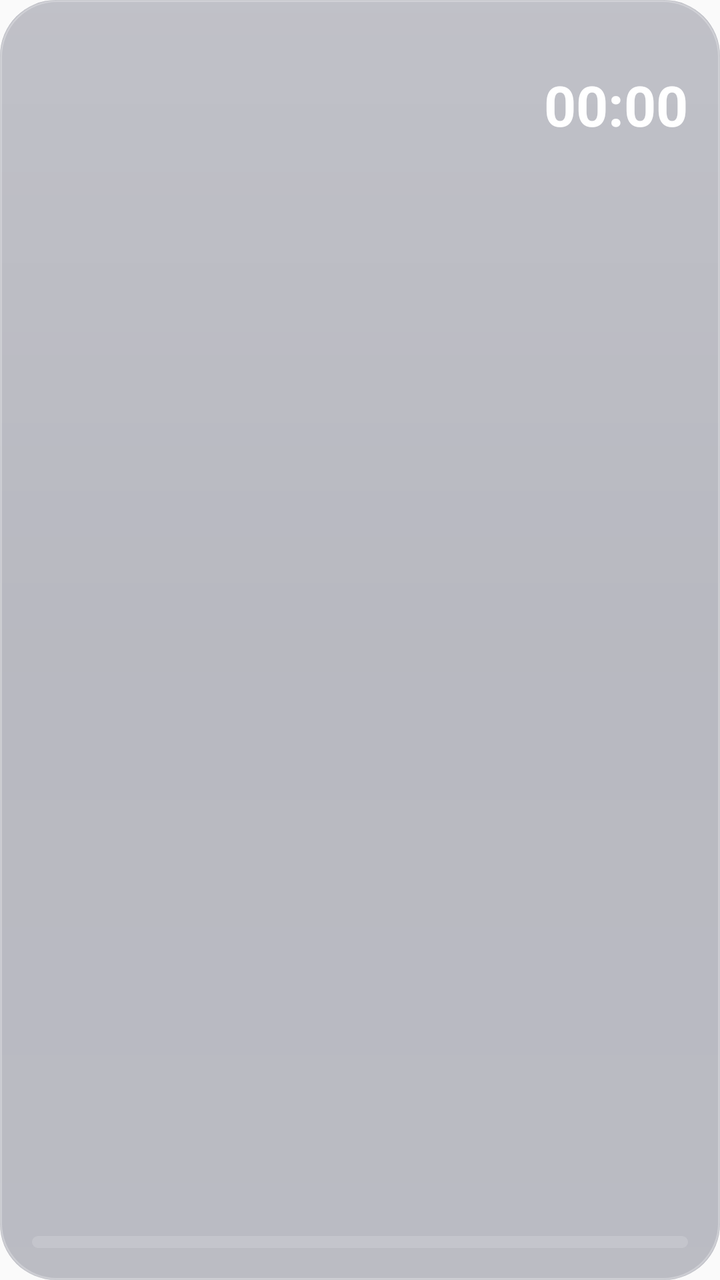
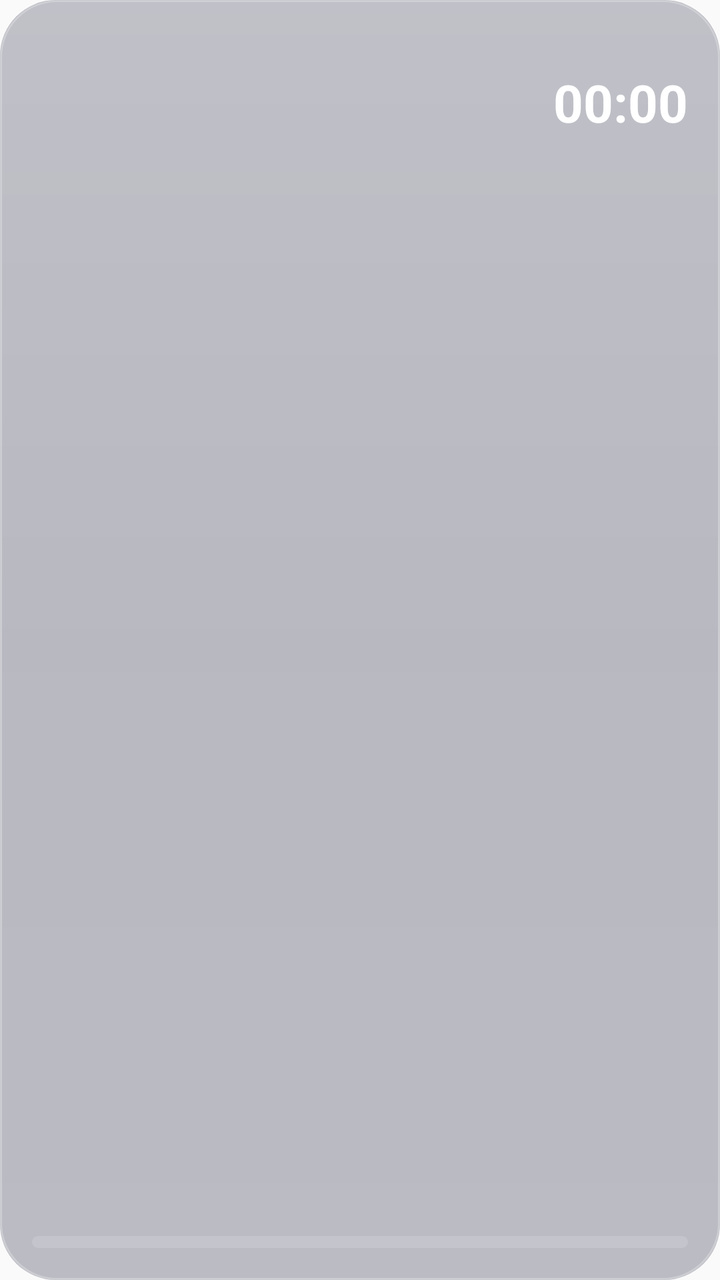

Screens rendered from an Android XML layout before and after an edit, with the pre-edit source and the edit as a unified diff.
<!-- AndroidManifest.xml: application theme AppTheme -->
<!-- res/layout/widget_pday.xml -->
<?xml version="1.0" encoding="utf-8"?>
<LinearLayout xmlns:android="http://schemas.android.com/apk/res/android" android:id="@+id/w_root" android:layout_width="match_parent" android:layout_height="match_parent"
    android:orientation="vertical" android:padding="16dp"  android:background="@drawable/wbg_glass_3_2">

    <LinearLayout android:layout_width="match_parent" android:layout_height="wrap_content" android:orientation="horizontal" android:gravity="center_vertical">
        <LinearLayout android:layout_width="0dp" android:layout_weight="1" android:layout_height="wrap_content" android:orientation="vertical">
            <TextView android:id="@+id/w_pd_date" android:layout_width="wrap_content" android:layout_height="wrap_content" android:text="" android:textColor="#FFFFFFFF" android:textSize="17sp" android:textStyle="bold" android:maxLines="1" android:ellipsize="end" android:textDirection="firstStrong" />
            <TextView android:id="@+id/w_pd_hijri" android:layout_width="wrap_content" android:layout_height="wrap_content" android:text="" android:textColor="#B3FFFFFF" android:textSize="13sp" android:maxLines="1" android:ellipsize="end" android:textDirection="firstStrong" android:layout_marginTop="2dp"/>
        </LinearLayout>
        <LinearLayout android:layout_width="wrap_content" android:layout_height="wrap_content" android:orientation="vertical" android:gravity="end" android:layout_marginStart="10dp">
            <TextView android:id="@+id/w_pd_next" android:layout_width="wrap_content" android:layout_height="wrap_content" android:text="" android:textColor="#FFFBBF24" android:textSize="13sp" android:textStyle="bold" android:maxLines="1" android:ellipsize="end" android:textDirection="firstStrong" />
            <Chronometer android:id="@+id/w_pd_cd" android:layout_width="wrap_content" android:layout_height="wrap_content" android:textColor="#FFFFFFFF" android:textSize="28sp" android:textStyle="bold"/>
        </LinearLayout>
    </LinearLayout>
    <View android:layout_width="match_parent" android:layout_height="0dp" android:layout_weight="1" android:minHeight="6dp"/>
    <LinearLayout android:layout_width="match_parent" android:layout_height="wrap_content" android:orientation="horizontal">
        <LinearLayout android:id="@+id/w_p0" android:layout_width="0dp" android:layout_weight="1" android:layout_height="wrap_content" android:orientation="vertical" android:gravity="center" android:paddingTop="8dp" android:paddingBottom="8dp" android:layout_marginStart="2dp" android:layout_marginEnd="2dp">
            <TextView android:id="@+id/w_p0_n" android:layout_width="match_parent" android:layout_height="wrap_content" android:gravity="center" android:text="" android:textColor="#CCFFFFFF" android:textSize="13sp" android:maxLines="1" android:autoSizeTextType="uniform" android:autoSizeMinTextSize="9sp" android:autoSizeMaxTextSize="13sp"/>
            <TextView android:id="@+id/w_p0_t" android:layout_width="match_parent" android:layout_height="wrap_content" android:gravity="center" android:layout_marginTop="3dp" android:text="" android:textColor="#FFFFFFFF" android:textSize="16sp" android:textStyle="bold" android:maxLines="1" android:autoSizeTextType="uniform" android:autoSizeMinTextSize="10sp" android:autoSizeMaxTextSize="16sp"/>
        </LinearLayout>
        <LinearLayout android:id="@+id/w_p1" android:layout_width="0dp" android:layout_weight="1" android:layout_height="wrap_content" android:orientation="vertical" android:gravity="center" android:paddingTop="8dp" android:paddingBottom="8dp" android:layout_marginStart="2dp" android:layout_marginEnd="2dp">
            <TextView android:id="@+id/w_p1_n" android:layout_width="match_parent" android:layout_height="wrap_content" android:gravity="center" android:text="" android:textColor="#CCFFFFFF" android:textSize="13sp" android:maxLines="1" android:autoSizeTextType="uniform" android:autoSizeMinTextSize="9sp" android:autoSizeMaxTextSize="13sp"/>
            <TextView android:id="@+id/w_p1_t" android:layout_width="match_parent" android:layout_height="wrap_content" android:gravity="center" android:layout_marginTop="3dp" android:text="" android:textColor="#FFFFFFFF" android:textSize="16sp" android:textStyle="bold" android:maxLines="1" android:autoSizeTextType="uniform" android:autoSizeMinTextSize="10sp" android:autoSizeMaxTextSize="16sp"/>
        </LinearLayout>
        <LinearLayout android:id="@+id/w_p2" android:layout_width="0dp" android:layout_weight="1" android:layout_height="wrap_content" android:orientation="vertical" android:gravity="center" android:paddingTop="8dp" android:paddingBottom="8dp" android:layout_marginStart="2dp" android:layout_marginEnd="2dp">
            <TextView android:id="@+id/w_p2_n" android:layout_width="match_parent" android:layout_height="wrap_content" android:gravity="center" android:text="" android:textColor="#CCFFFFFF" android:textSize="13sp" android:maxLines="1" android:autoSizeTextType="uniform" android:autoSizeMinTextSize="9sp" android:autoSizeMaxTextSize="13sp"/>
            <TextView android:id="@+id/w_p2_t" android:layout_width="match_parent" android:layout_height="wrap_content" android:gravity="center" android:layout_marginTop="3dp" android:text="" android:textColor="#FFFFFFFF" android:textSize="16sp" android:textStyle="bold" android:maxLines="1" android:autoSizeTextType="uniform" android:autoSizeMinTextSize="10sp" android:autoSizeMaxTextSize="16sp"/>
        </LinearLayout>
        <LinearLayout android:id="@+id/w_p3" android:layout_width="0dp" android:layout_weight="1" android:layout_height="wrap_content" android:orientation="vertical" android:gravity="center" android:paddingTop="8dp" android:paddingBottom="8dp" android:layout_marginStart="2dp" android:layout_marginEnd="2dp">
            <TextView android:id="@+id/w_p3_n" android:layout_width="match_parent" android:layout_height="wrap_content" android:gravity="center" android:text="" android:textColor="#CCFFFFFF" android:textSize="13sp" android:maxLines="1" android:autoSizeTextType="uniform" android:autoSizeMinTextSize="9sp" android:autoSizeMaxTextSize="13sp"/>
            <TextView android:id="@+id/w_p3_t" android:layout_width="match_parent" android:layout_height="wrap_content" android:gravity="center" android:layout_marginTop="3dp" android:text="" android:textColor="#FFFFFFFF" android:textSize="16sp" android:textStyle="bold" android:maxLines="1" android:autoSizeTextType="uniform" android:autoSizeMinTextSize="10sp" android:autoSizeMaxTextSize="16sp"/>
        </LinearLayout>
        <LinearLayout android:id="@+id/w_p4" android:layout_width="0dp" android:layout_weight="1" android:layout_height="wrap_content" android:orientation="vertical" android:gravity="center" android:paddingTop="8dp" android:paddingBottom="8dp" android:layout_marginStart="2dp" android:layout_marginEnd="2dp">
            <TextView android:id="@+id/w_p4_n" android:layout_width="match_parent" android:layout_height="wrap_content" android:gravity="center" android:text="" android:textColor="#CCFFFFFF" android:textSize="13sp" android:maxLines="1" android:autoSizeTextType="uniform" android:autoSizeMinTextSize="9sp" android:autoSizeMaxTextSize="13sp"/>
            <TextView android:id="@+id/w_p4_t" android:layout_width="match_parent" android:layout_height="wrap_content" android:gravity="center" android:layout_marginTop="3dp" android:text="" android:textColor="#FFFFFFFF" android:textSize="16sp" android:textStyle="bold" android:maxLines="1" android:autoSizeTextType="uniform" android:autoSizeMinTextSize="10sp" android:autoSizeMaxTextSize="16sp"/>
        </LinearLayout>
        <LinearLayout android:id="@+id/w_p5" android:layout_width="0dp" android:layout_weight="1" android:layout_height="wrap_content" android:orientation="vertical" android:gravity="center" android:paddingTop="8dp" android:paddingBottom="8dp" android:layout_marginStart="2dp" android:layout_marginEnd="2dp">
            <TextView android:id="@+id/w_p5_n" android:layout_width="match_parent" android:layout_height="wrap_content" android:gravity="center" android:text="" android:textColor="#CCFFFFFF" android:textSize="13sp" android:maxLines="1" android:autoSizeTextType="uniform" android:autoSizeMinTextSize="9sp" android:autoSizeMaxTextSize="13sp"/>
            <TextView android:id="@+id/w_p5_t" android:layout_width="match_parent" android:layout_height="wrap_content" android:gravity="center" android:layout_marginTop="3dp" android:text="" android:textColor="#FFFFFFFF" android:textSize="16sp" android:textStyle="bold" android:maxLines="1" android:autoSizeTextType="uniform" android:autoSizeMinTextSize="10sp" android:autoSizeMaxTextSize="16sp"/>
        </LinearLayout>
    </LinearLayout>
    <ProgressBar android:id="@+id/w_pd_bar" style="@android:style/Widget.ProgressBar.Horizontal" android:layout_width="match_parent" android:layout_height="6dp"
        android:layout_marginTop="12dp" android:max="1000" android:progress="0" android:progressDrawable="@drawable/widget_progress"/>
</LinearLayout>
<!-- resources referenced by this layout -->
<resources>
  <!-- drawable wbg_glass_3_2 (drawable) -->
  <?xml version="1.0" encoding="utf-8"?>
  <layer-list xmlns:android="http://schemas.android.com/apk/res/android">
      <item><shape android:shape="rectangle"><solid android:color="#4C121630"/><corners android:radius="28dp"/></shape></item>
      <item><shape android:shape="rectangle"><gradient android:angle="300" android:startColor="#26FFFFFF" android:centerColor="#0AFFFFFF" android:endColor="#14FFFFFF" android:type="linear"/><corners android:radius="28dp"/><stroke android:width="1dp" android:color="#47FFFFFF"/></shape></item>
  </layer-list>
  <!-- drawable widget_progress (drawable) -->
  <?xml version="1.0" encoding="utf-8"?>
  <layer-list xmlns:android="http://schemas.android.com/apk/res/android">
      <item android:id="@android:id/background">
          <shape><solid android:color="#26FFFFFF"/><corners android:radius="4dp"/></shape>
      </item>
      <item android:id="@android:id/progress">
          <clip><shape><gradient android:angle="0" android:startColor="#FF34D399" android:endColor="#FF22D3EE"/><corners android:radius="4dp"/></shape></clip>
      </item>
  </layer-list>
  <style name="AppTheme" parent="Theme.AppCompat.Light.DarkActionBar">
          
          <item name="colorPrimary">@color/colorPrimary</item>
          <item name="colorPrimaryDark">@color/colorPrimaryDark</item>
          <item name="colorAccent">@color/colorAccent</item>
      </style>
</resources>

<!-- the commit's change to res/layout/widget_pday.xml (unified diff, before → after) -->
@@ -9,32 +9,32 @@
         </LinearLayout>
         <LinearLayout android:layout_width="wrap_content" android:layout_height="wrap_content" android:orientation="vertical" android:gravity="end" android:layout_marginStart="10dp">
             <TextView android:id="@+id/w_pd_next" android:layout_width="wrap_content" android:layout_height="wrap_content" android:text="" android:textColor="#FFFBBF24" android:textSize="13sp" android:textStyle="bold" android:maxLines="1" android:ellipsize="end" android:textDirection="firstStrong" />
-            <Chronometer android:id="@+id/w_pd_cd" android:layout_width="wrap_content" android:layout_height="wrap_content" android:textColor="#FFFFFFFF" android:textSize="28sp" android:textStyle="bold"/>
+            <Chronometer android:id="@+id/w_pd_cd" android:layout_width="wrap_content" android:layout_height="wrap_content" android:textColor="#FFFFFFFF" android:textSize="26sp" android:textStyle="bold"/>
         </LinearLayout>
     </LinearLayout>
-    <View android:layout_width="match_parent" android:layout_height="0dp" android:layout_weight="1" android:minHeight="6dp"/>
+    <LinearLayout android:layout_width="match_parent" android:layout_height="0dp" android:layout_weight="1" android:minHeight="6dp" android:orientation="vertical"/>
     <LinearLayout android:layout_width="match_parent" android:layout_height="wrap_content" android:orientation="horizontal">
-        <LinearLayout android:id="@+id/w_p0" android:layout_width="0dp" android:layout_weight="1" android:layout_height="wrap_content" android:orientation="vertical" android:gravity="center" android:paddingTop="8dp" android:paddingBottom="8dp" android:layout_marginStart="2dp" android:layout_marginEnd="2dp">
+        <LinearLayout android:id="@+id/w_p0" android:layout_width="0dp" android:layout_weight="1" android:layout_height="wrap_content" android:orientation="vertical" android:gravity="center" android:paddingTop="6dp" android:paddingBottom="6dp" android:layout_marginStart="2dp" android:layout_marginEnd="2dp">
             <TextView android:id="@+id/w_p0_n" android:layout_width="match_parent" android:layout_height="wrap_content" android:gravity="center" android:text="" android:textColor="#CCFFFFFF" android:textSize="13sp" android:maxLines="1" android:autoSizeTextType="uniform" android:autoSizeMinTextSize="9sp" android:autoSizeMaxTextSize="13sp"/>
             <TextView android:id="@+id/w_p0_t" android:layout_width="match_parent" android:layout_height="wrap_content" android:gravity="center" android:layout_marginTop="3dp" android:text="" android:textColor="#FFFFFFFF" android:textSize="16sp" android:textStyle="bold" android:maxLines="1" android:autoSizeTextType="uniform" android:autoSizeMinTextSize="10sp" android:autoSizeMaxTextSize="16sp"/>
         </LinearLayout>
-        <LinearLayout android:id="@+id/w_p1" android:layout_width="0dp" android:layout_weight="1" android:layout_height="wrap_content" android:orientation="vertical" android:gravity="center" android:paddingTop="8dp" android:paddingBottom="8dp" android:layout_marginStart="2dp" android:layout_marginEnd="2dp">
+        <LinearLayout android:id="@+id/w_p1" android:layout_width="0dp" android:layout_weight="1" android:layout_height="wrap_content" android:orientation="vertical" android:gravity="center" android:paddingTop="6dp" android:paddingBottom="6dp" android:layout_marginStart="2dp" android:layout_marginEnd="2dp">
             <TextView android:id="@+id/w_p1_n" android:layout_width="match_parent" android:layout_height="wrap_content" android:gravity="center" android:text="" android:textColor="#CCFFFFFF" android:textSize="13sp" android:maxLines="1" android:autoSizeTextType="uniform" android:autoSizeMinTextSize="9sp" android:autoSizeMaxTextSize="13sp"/>
             <TextView android:id="@+id/w_p1_t" android:layout_width="match_parent" android:layout_height="wrap_content" android:gravity="center" android:layout_marginTop="3dp" android:text="" android:textColor="#FFFFFFFF" android:textSize="16sp" android:textStyle="bold" android:maxLines="1" android:autoSizeTextType="uniform" android:autoSizeMinTextSize="10sp" android:autoSizeMaxTextSize="16sp"/>
         </LinearLayout>
-        <LinearLayout android:id="@+id/w_p2" android:layout_width="0dp" android:layout_weight="1" android:layout_height="wrap_content" android:orientation="vertical" android:gravity="center" android:paddingTop="8dp" android:paddingBottom="8dp" android:layout_marginStart="2dp" android:layout_marginEnd="2dp">
+        <LinearLayout android:id="@+id/w_p2" android:layout_width="0dp" android:layout_weight="1" android:layout_height="wrap_content" android:orientation="vertical" android:gravity="center" android:paddingTop="6dp" android:paddingBottom="6dp" android:layout_marginStart="2dp" android:layout_marginEnd="2dp">
             <TextView android:id="@+id/w_p2_n" android:layout_width="match_parent" android:layout_height="wrap_content" android:gravity="center" android:text="" android:textColor="#CCFFFFFF" android:textSize="13sp" android:maxLines="1" android:autoSizeTextType="uniform" android:autoSizeMinTextSize="9sp" android:autoSizeMaxTextSize="13sp"/>
             <TextView android:id="@+id/w_p2_t" android:layout_width="match_parent" android:layout_height="wrap_content" android:gravity="center" android:layout_marginTop="3dp" android:text="" android:textColor="#FFFFFFFF" android:textSize="16sp" android:textStyle="bold" android:maxLines="1" android:autoSizeTextType="uniform" android:autoSizeMinTextSize="10sp" android:autoSizeMaxTextSize="16sp"/>
         </LinearLayout>
-        <LinearLayout android:id="@+id/w_p3" android:layout_width="0dp" android:layout_weight="1" android:layout_height="wrap_content" android:orientation="vertical" android:gravity="center" android:paddingTop="8dp" android:paddingBottom="8dp" android:layout_marginStart="2dp" android:layout_marginEnd="2dp">
+        <LinearLayout android:id="@+id/w_p3" android:layout_width="0dp" android:layout_weight="1" android:layout_height="wrap_content" android:orientation="vertical" android:gravity="center" android:paddingTop="6dp" android:paddingBottom="6dp" android:layout_marginStart="2dp" android:layout_marginEnd="2dp">
             <TextView android:id="@+id/w_p3_n" android:layout_width="match_parent" android:layout_height="wrap_content" android:gravity="center" android:text="" android:textColor="#CCFFFFFF" android:textSize="13sp" android:maxLines="1" android:autoSizeTextType="uniform" android:autoSizeMinTextSize="9sp" android:autoSizeMaxTextSize="13sp"/>
             <TextView android:id="@+id/w_p3_t" android:layout_width="match_parent" android:layout_height="wrap_content" android:gravity="center" android:layout_marginTop="3dp" android:text="" android:textColor="#FFFFFFFF" android:textSize="16sp" android:textStyle="bold" android:maxLines="1" android:autoSizeTextType="uniform" android:autoSizeMinTextSize="10sp" android:autoSizeMaxTextSize="16sp"/>
         </LinearLayout>
-        <LinearLayout android:id="@+id/w_p4" android:layout_width="0dp" android:layout_weight="1" android:layout_height="wrap_content" android:orientation="vertical" android:gravity="center" android:paddingTop="8dp" android:paddingBottom="8dp" android:layout_marginStart="2dp" android:layout_marginEnd="2dp">
+        <LinearLayout android:id="@+id/w_p4" android:layout_width="0dp" android:layout_weight="1" android:layout_height="wrap_content" android:orientation="vertical" android:gravity="center" android:paddingTop="6dp" android:paddingBottom="6dp" android:layout_marginStart="2dp" android:layout_marginEnd="2dp">
             <TextView android:id="@+id/w_p4_n" android:layout_width="match_parent" android:layout_height="wrap_content" android:gravity="center" android:text="" android:textColor="#CCFFFFFF" android:textSize="13sp" android:maxLines="1" android:autoSizeTextType="uniform" android:autoSizeMinTextSize="9sp" android:autoSizeMaxTextSize="13sp"/>
             <TextView android:id="@+id/w_p4_t" android:layout_width="match_parent" android:layout_height="wrap_content" android:gravity="center" android:layout_marginTop="3dp" android:text="" android:textColor="#FFFFFFFF" android:textSize="16sp" android:textStyle="bold" android:maxLines="1" android:autoSizeTextType="uniform" android:autoSizeMinTextSize="10sp" android:autoSizeMaxTextSize="16sp"/>
         </LinearLayout>
-        <LinearLayout android:id="@+id/w_p5" android:layout_width="0dp" android:layout_weight="1" android:layout_height="wrap_content" android:orientation="vertical" android:gravity="center" android:paddingTop="8dp" android:paddingBottom="8dp" android:layout_marginStart="2dp" android:layout_marginEnd="2dp">
+        <LinearLayout android:id="@+id/w_p5" android:layout_width="0dp" android:layout_weight="1" android:layout_height="wrap_content" android:orientation="vertical" android:gravity="center" android:paddingTop="6dp" android:paddingBottom="6dp" android:layout_marginStart="2dp" android:layout_marginEnd="2dp">
             <TextView android:id="@+id/w_p5_n" android:layout_width="match_parent" android:layout_height="wrap_content" android:gravity="center" android:text="" android:textColor="#CCFFFFFF" android:textSize="13sp" android:maxLines="1" android:autoSizeTextType="uniform" android:autoSizeMinTextSize="9sp" android:autoSizeMaxTextSize="13sp"/>
             <TextView android:id="@+id/w_p5_t" android:layout_width="match_parent" android:layout_height="wrap_content" android:gravity="center" android:layout_marginTop="3dp" android:text="" android:textColor="#FFFFFFFF" android:textSize="16sp" android:textStyle="bold" android:maxLines="1" android:autoSizeTextType="uniform" android:autoSizeMinTextSize="10sp" android:autoSizeMaxTextSize="16sp"/>
         </LinearLayout>
